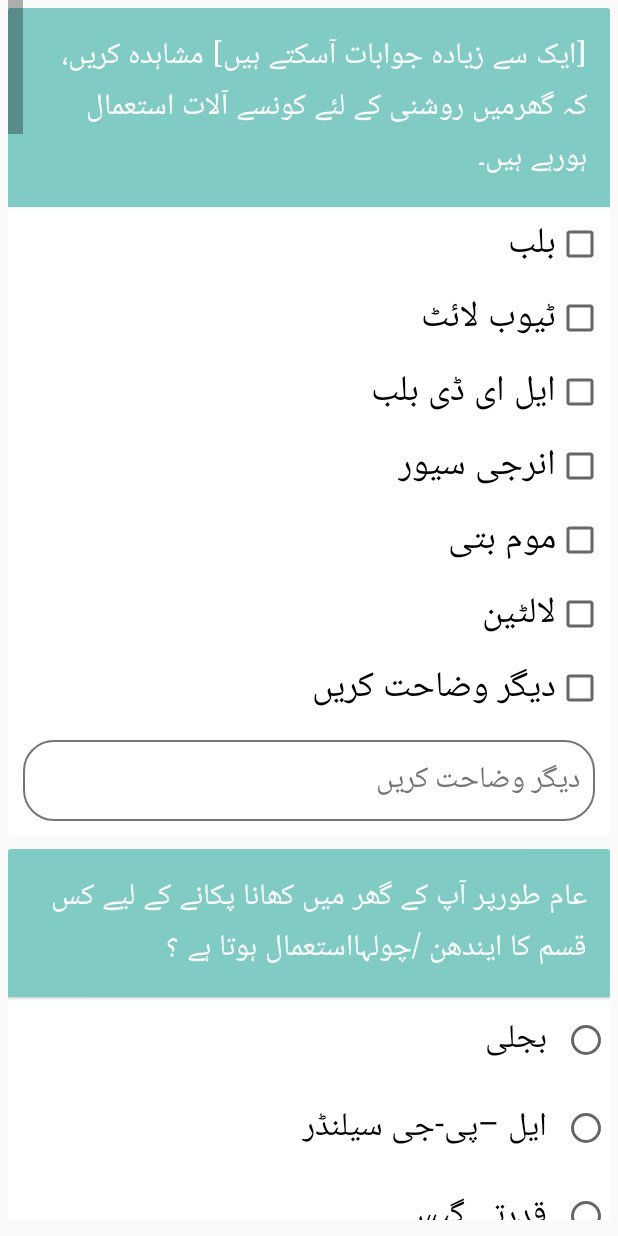
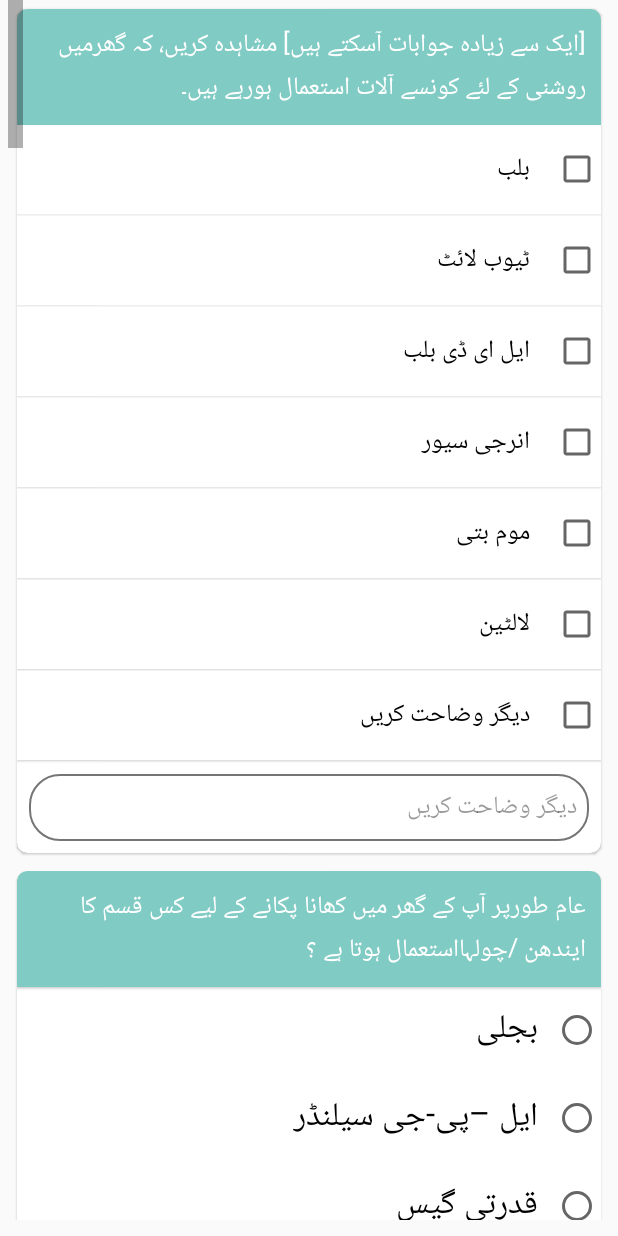
Before and after one commit to indus1530/TPVICS-HH, an Android app: the SectionC02Activity screen opened directly, with no data from a screen before it, on a phone screen of 412 x 824 dp. Run offline under Robolectric (Android 15) with nearby library versions, the phone set to English and light mode, and no system bars; our stand-ins replace data binding; libraries missing offline, so code that uses them is left out: com.edittextpicker.aliazaz; plain views replace EditTextPicker; 17 statements that could not run were skipped.

Commit message:
sectionA Layout

```diff
--- a/app/src/main/res/values/colors.xml
+++ b/app/src/main/res/values/colors.xml
@@ -8,7 +8,7 @@
     <color name="colorSecondaryLight">#819ca9</color>
     <color name="colorAccent">#FF4081</color>
     <color name="green">#4caf50</color>
-    <color name="white">#ffffff</color>
+    <color name="white">#FFFFFF</color>
     <color name="dullWhileOverlay">#99d6d6d6</color>
     <color name="gray">#757575</color>
     <color name="red">#ffff0000</color>
--- a/app/src/main/res/values/styles.xml
+++ b/app/src/main/res/values/styles.xml
@@ -48,33 +48,30 @@
         <item name="android:textSize">20sp</item>
         <item name="android:typeface">sans</item>
         <item name="android:paddingTop">22dp</item>
+    </style>
 
 
+    <style name="radiobutton" parent="Widget.AppCompat.CompoundButton.RadioButton">
+        <item name="android:textSize">25px</item>
+        <item name="android:layout_width">match_parent</item>
+        <item name="android:layout_height">match_parent</item>
+        <item name="android:background">@color/white</item>
+        <item name="android:typeface">normal</item>
+        <item name="android:foreground">?android:attr/selectableItemBackground</item>
+        <item name="android:elevation">1dp</item>
+        <item name="android:layout_marginBottom">1dp</item>
+        <item name="android:padding">15dp</item>
     </style>
 
-    <style name="radiobutton" parent="Widget.AppCompat.CompoundButton.RadioButton">
+
+    <style name="checkbox" parent="Widget.AppCompat.CompoundButton.CheckBox">
+        <item name="android:textSize">25px</item>
         <item name="android:layout_width">match_parent</item>
         <item name="android:layout_height">wrap_content</item>
-        <item name="android:textSize">20sp</item>
-        <item name="android:typeface">sans</item>
-        <item name="android:clickable">true</item>
-        <item name="android:foreground">?android:attr/selectableItemBackground</item>
-        <item name="android:padding">10dp</item>
         <item name="android:background">@color/white</item>
-    </style>
-
-    <style name="checkbox" parent="android:Widget.Material.Light.CompoundButton.CheckBox">
-        <item name="android:layout_gravity">right</item>
-        <item name="android:layout_width">match_parent</item>
-        <item name="android:layout_height">wrap_content</item>
-        <item name="android:button">@null</item>
-        <item name="android:textSize">24sp</item>
-        <item name="android:typeface">sans</item>
-        <item name="android:clickable">true</item>
-        <item name="android:foreground">?android:attr/selectableItemBackground</item>
-        <item name="android:drawableRight">?android:attr/listChoiceIndicatorMultiple</item>
-        <item name="android:background">@color/white</item>
-        <item name="android:padding">4dp</item>
+        <item name="android:elevation">1dp</item>
+        <item name="android:layout_marginBottom">1dp</item>
+        <item name="android:padding">15dp</item>
     </style>
 
 
@@ -102,13 +99,14 @@
 
     <style name="AppTheme.PopupOverlay" parent="ThemeOverlay.AppCompat.Light" />
 
+
+    <!--Card View Start-->
     <style name="cardView">
-        <item name="android:background">@color/dullWhileOverlay</item>
+        <item name="android:background">@color/white</item>
         <item name="android:layout_width">match_parent</item>
         <item name="android:layout_height">wrap_content</item>
-        <item name="android:layout_marginTop">5dp</item>
-        <item name="android:layout_marginBottom">3dp</item>
-        <item name="cardCornerRadius">2dp</item>
+        <item name="android:layout_margin">6dp</item>
+        <item name="cardCornerRadius">7dp</item>
         <item name="cardElevation">1dp</item>
     </style>
 
@@ -155,17 +153,6 @@
         <item name="android:textSize">15sp</item>
     </style>
 
-    <style name="textInput" parent="android:Widget.Material.Light.EditText">
-        <item name="android:textSize">20sp</item>
-        <item name="android:layout_width">0dp</item>
-        <item name="android:layout_height">wrap_content</item>
-        <item name="android:background">@drawable/et_style</item>
-        <item name="android:textColorHint">@color/gray</item>
-        <item name="android:padding">10dp</item>
-        <item name="android:layout_margin">10dp</item>
-
-    </style>
-
     <!--Button View Start-->
     <style name="button">
         <item name="android:background">@drawable/curve_button</item>
@@ -195,17 +182,18 @@
         <item name="android:paddingBottom">5sp</item>
     </style>
 
+
     <style name="i_textview">
         <item name="android:layout_width">match_parent</item>
         <item name="android:layout_height">wrap_content</item>
         <item name="android:layout_gravity">center_vertical</item>
         <item name="android:background">@color/colorPrimary</item>
-        <item name="android:textAppearance">?android:attr/textAppearanceLarge</item>
+        <item name="android:textAppearance">?android:attr/textAppearanceSmall</item>
         <item name="android:textColor">@android:color/white</item>
-        <item name="android:textSize">20sp</item>
+        <item name="android:textSize">25px</item>
         <item name="android:drawable">@drawable/textview_background_grad</item>
-        <item name="android:typeface">serif</item>
-        <item name="android:padding">15dp</item>
+        <item name="android:typeface">normal</item>
+        <item name="android:padding">10dp</item>
         <item name="android:elevation">1dp</item>
     </style>
 
@@ -225,6 +213,41 @@
         <item name="android:radius">2dp</item>
     </style>
 
+    <style name="textInput">
+        <item name="android:textSize">25px</item>
+        <item name="android:layout_width">match_parent</item>
+        <item name="android:layout_height">wrap_content</item>
+        <item name="android:layout_gravity">center_vertical</item>
+        <item name="android:layout_margin">8dp</item>-->
+        <item name="android:textColorHint">@color/black_overlay</item>
+        <item name="android:background">@drawable/et_style</item>
+        <item name="android:inputType">textPostalAddress</item>
+        <item name="android:padding">8dp</item>
+        <item name="android:radius">2dp</item>
+    </style>
+
+    <style name="EditTextComa" parent="@style/textInput">
+        <item name="android:digits">abcdefghijklmnopqrstuvwxyz ABCDEFGHIJKLMNOPQRSTUVWXYZ , .</item>
+    </style>
+
+    <style name="EditTextAlpha" parent="@style/textInput">
+        <item name="android:digits">abcdefghijklmnopqrstuvwxyz ABCDEFGHIJKLMNOPQRSTUVWXYZ</item>
+    </style>
+
+    <style name="EditTextAlphaNumeric" parent="@style/textInput">
+        <item name="android:digits">abcdefghijklmnopqrstuvwxyz ABCDEFGHIJKLMNOPQRSTUVWXYZ
+            0123456789
+        </item>
+    </style>
+
+    <style name="EditTextNum" parent="@style/textInput">
+        <item name="android:inputType">number</item>
+    </style>
+
+    <style name="EditTextdeci" parent="@style/textInput">
+        <item name="android:inputType">numberDecimal</item>
+    </style>
+
     <!-- Irfan RadioGroup  -->
     <style name="i_radiogroup">
         <item name="android:layout_width">match_parent</item>
@@ -240,25 +263,6 @@
         <item name="android:layout_weight">1</item>
         <item name="android:padding">10dp</item>
         <item name="android:textSize">22sp</item>
-
-    </style>
-
-    <style name="EditTextAlphaNumeric">
-        <item name="android:layout_width">match_parent</item>
-        <item name="android:layout_height">wrap_content</item>
-        <item name="android:background">@drawable/et_style</item>
-        <item name="android:layout_margin">10dp</item>
-        <item name="android:textSize">20sp</item>
-        <item name="android:digits">abcdefghijklmnopqrstuvwxyz
-            ABCDEFGHIJKLMNOPQRSTUVWXYZ0123456789
-        </item>
-        <item name="android:imeOptions">actionDone</item>
-        <item name="android:singleLine">true</item>
-        <item name="android:focusable">true</item>
-        <item name="android:clickable">true</item>
-        <item name="android:focusableInTouchMode">true</item>
-        <item name="android:textColorHint">@color/gray</item>
-        <item name="android:padding">10dp</item>
     </style>
 
     <style name="EditText">
@@ -276,4 +280,16 @@
         <item name="android:padding">10dp</item>
     </style>
 
+    <style name="vlinearlayout">
+        <item name="android:layout_width">match_parent</item>
+        <item name="android:layout_height">wrap_content</item>
+        <item name="android:orientation">vertical</item>
+    </style>
+
+    <style name="hlinearlayout">
+        <item name="android:layout_width">match_parent</item>
+        <item name="android:layout_height">wrap_content</item>
+        <item name="android:orientation">horizontal</item>
+    </style>
+
 </resources>
```
Also changed, not shown: app/src/main/AndroidManifest.xml (+35 -6 lines), app/src/main/res/layout/activity_section_a.xml (+198 -111 lines), app/src/main/res/values/strings.xml (+6 -4 lines), 3 other files.
